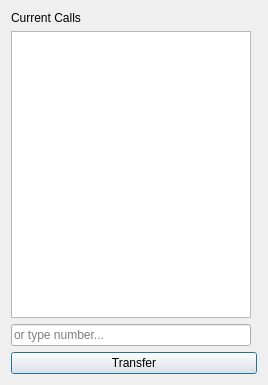
Old version of the form transferdialog.ui in the repository savoirfairelinux/jami-client-windows.
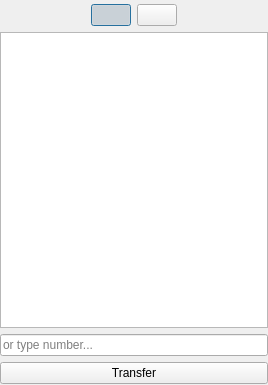
New version of the form. Icons and pictures are not drawn.

```diff
--- a/transferdialog.ui
+++ b/transferdialog.ui
@@ -13,18 +13,135 @@
   <property name="windowTitle">
    <string>Dialog</string>
   </property>
-  <layout class="QGridLayout" name="gridLayout" rowstretch="0,0,0,0" columnstretch="0,0">
-   <item row="1" column="0">
-    <widget class="QListView" name="activeCallsView"/>
+  <layout class="QVBoxLayout" name="verticalLayout">
+   <property name="leftMargin">
+    <number>0</number>
+   </property>
+   <property name="topMargin">
+    <number>4</number>
+   </property>
+   <property name="rightMargin">
+    <number>0</number>
+   </property>
+   <property name="bottomMargin">
+    <number>1</number>
+   </property>
+   <item>
+    <layout class="QHBoxLayout" name="horizontalLayout">
+     <property name="topMargin">
+      <number>0</number>
+     </property>
+     <item>
+      <spacer name="horizontalSpacer">
+       <property name="orientation">
+        <enum>Qt::Horizontal</enum>
+       </property>
+       <property name="sizeHint" stdset="0">
+        <size>
+         <width>40</width>
+         <height>20</height>
+        </size>
+       </property>
+      </spacer>
+     </item>
+     <item>
+      <widget class="QPushButton" name="currentCallButton">
+       <property name="text">
+        <string/>
+       </property>
+       <property name="icon">
+        <iconset resource="ressources.qrc">
+         <normaloff>:/images/phone.png</normaloff>:/images/phone.png</iconset>
+       </property>
+       <property name="checkable">
+        <bool>true</bool>
+       </property>
+       <property name="checked">
+        <bool>true</bool>
+       </property>
+       <property name="autoExclusive">
+        <bool>true</bool>
+       </property>
+      </widget>
+     </item>
+     <item>
+      <widget class="QPushButton" name="contactButton">
+       <property name="text">
+        <string/>
+       </property>
+       <property name="icon">
+        <iconset resource="ressources.qrc">
+         <normaloff>:/images/account.png</normaloff>:/images/account.png</iconset>
+       </property>
+       <property name="checkable">
+        <bool>true</bool>
+       </property>
+       <property name="autoExclusive">
+        <bool>true</bool>
+       </property>
+      </widget>
+     </item>
+     <item>
+      <spacer name="horizontalSpacer_2">
+       <property name="orientation">
+        <enum>Qt::Horizontal</enum>
+       </property>
+       <property name="sizeHint" stdset="0">
+        <size>
+         <width>40</width>
+         <height>20</height>
+        </size>
+       </property>
+      </spacer>
+     </item>
+    </layout>
    </item>
-   <item row="3" column="0" colspan="2">
-    <widget class="QPushButton" name="transferButton">
-     <property name="text">
-      <string>Transfer</string>
+   <item>
+    <widget class="QStackedWidget" name="stackedWidget">
+     <property name="currentIndex">
+      <number>0</number>
      </property>
+     <widget class="QWidget" name="page">
+      <layout class="QVBoxLayout" name="verticalLayout_2">
+       <property name="leftMargin">
+        <number>0</number>
+       </property>
+       <property name="topMargin">
+        <number>0</number>
+       </property>
+       <property name="rightMargin">
+        <number>0</number>
+       </property>
+       <property name="bottomMargin">
+        <number>0</number>
+       </property>
+       <item>
+        <widget class="QListView" name="activeCallsView"/>
+       </item>
+      </layout>
+     </widget>
+     <widget class="QWidget" name="page_2">
+      <layout class="QVBoxLayout" name="verticalLayout_3">
+       <property name="leftMargin">
+        <number>0</number>
+       </property>
+       <property name="topMargin">
+        <number>0</number>
+       </property>
+       <property name="rightMargin">
+        <number>0</number>
+       </property>
+       <property name="bottomMargin">
+        <number>0</number>
+       </property>
+       <item>
+        <widget class="QListView" name="contactView"/>
+       </item>
+      </layout>
+     </widget>
     </widget>
    </item>
-   <item row="2" column="0">
+   <item>
     <widget class="QLineEdit" name="numberBar">
      <property name="placeholderText">
       <string>or type number...</string>
@@ -34,10 +151,10 @@
      </property>
     </widget>
    </item>
-   <item row="0" column="0">
-    <widget class="QLabel" name="label">
+   <item>
+    <widget class="QPushButton" name="transferButton">
      <property name="text">
-      <string>Current Calls</string>
+      <string>Transfer</string>
      </property>
     </widget>
    </item>
```
Left out of the diff: 4 changed lines with no effect on the pictures.
